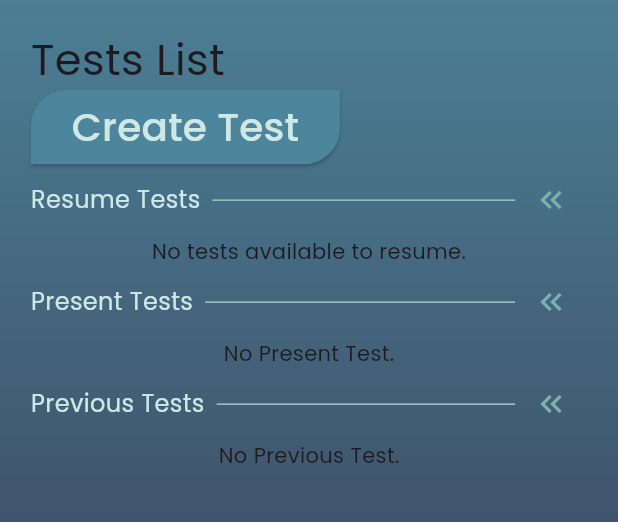
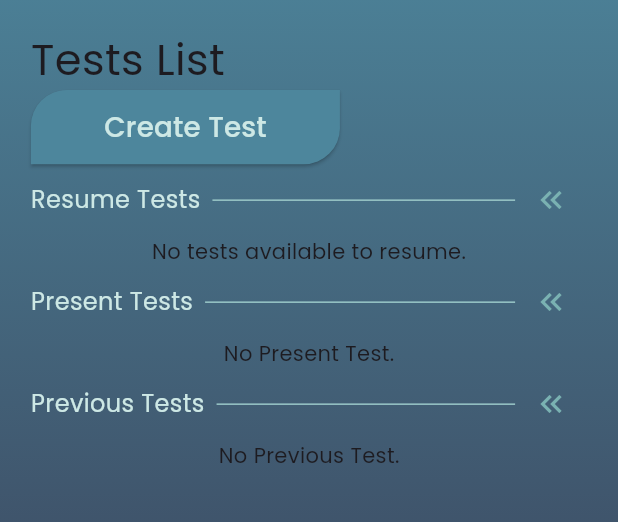
Before and after one commit to gaurav-33/mcquizxam, a Flutter app: the HomeScreen screen opened by its route, in the side drawer, after a tap on "Tests", on a phone screen of 412 x 824 dp, the part 174-696 px from its top. Run offline on Flutter 3.47's test engine with Material 3 defaults, Android fonts, the phone set to English and light mode, and no system bars; our stand-ins replace cloud_firestore, firebase_auth, firebase_core, flutter_widget_from_html, get, google_fonts and 1 more; accounts and stored records are empty.

Commit message:
Fix RecButton UI

```diff
--- a/lib/screens/create_test_screen.dart
+++ b/lib/screens/create_test_screen.dart
@@ -231,6 +231,7 @@ class CreateTestScreen extends StatelessWidget {
                       alignment: Alignment.center,
                       child: Obx(() => RecButton(
                           name: "Create Now",
+                          fontSize: width * 0.045,
                           onTap: () async {
                             await createTestController.submit();
                           },
--- a/lib/screens/home_screen.dart
+++ b/lib/screens/home_screen.dart
@@ -1,7 +1,6 @@
 import 'package:flutter/material.dart';
 import 'package:get/get.dart';
 import '../controller/home_controller.dart';
-
 import '../res/theme.dart';
 import '../widgets/app_drawer.dart';
 
--- a/lib/screens/test_list_screen.dart
+++ b/lib/screens/test_list_screen.dart
@@ -58,6 +58,7 @@ class TestListScreen extends StatelessWidget {
                   ),
                   RecButton(
                       name: "Create Test",
+                      fontSize: width * 0.045,
                       onTap: () async {
                         Get.offNamed(
                           AppRoutes.getCreateTestPageRoute(),
--- a/lib/widgets/app_drawer.dart
+++ b/lib/widgets/app_drawer.dart
@@ -78,7 +78,7 @@ class AppDrawer extends StatelessWidget {
           )),
           MenuTile(
             name: "Dashboard",
-            icon: Icon(
+            icon: const Icon(
               Icons.dashboard,
               color: AppTheme.darkCharcoal,
             ),
@@ -88,12 +88,12 @@ class AppDrawer extends StatelessWidget {
           ),
           MenuTile(
             name: "Tests",
-            icon: Icon(
+            icon: const Icon(
               Icons.paste_rounded,
               color: AppTheme.darkCharcoal,
             ),
             onTap: () {
-              Get.offNamed(AppRoutes.getTestListRoute());
+              Get.toNamed(AppRoutes.getTestListRoute());
             },
           ),
           const MenuTile(
--- a/lib/widgets/rec_button.dart
+++ b/lib/widgets/rec_button.dart
@@ -48,33 +48,9 @@ class RecButton extends StatelessWidget {
             : Text(
                 name,
                 style: TextStyle(
-                    fontSize: fontSize ?? 26, color: AppTheme.lightAqua),
+                    fontSize: fontSize ?? 20, color: AppTheme.lightAqua),
               ),
       ),
     );
   }
 }
-
-// Widget build(BuildContext context) {
-//   return InkWell(
-//     onTap: onTap,
-//     child: Container(
-//         width: width ?? Get.width * 0.5,
-//         height: height ?? Get.width * 0.12,
-//         decoration: const BoxDecoration(
-//             color: AppTheme.desaturatedBlue,
-//             borderRadius: BorderRadius.only(
-//                 topLeft: Radius.circular(24),
-//                 bottomRight: Radius.circular(24))),
-//         child: Center(
-//           child: isLoading
-//               ? const CircularProgressIndicator(
-//             color: AppTheme.lightAqua,
-//           )
-//               : Text(
-//             name,
-//             style: const TextStyle(fontSize: 26, color: AppTheme.lightAqua),
-//           ),
-//         )),
-//   );
-// }
```
